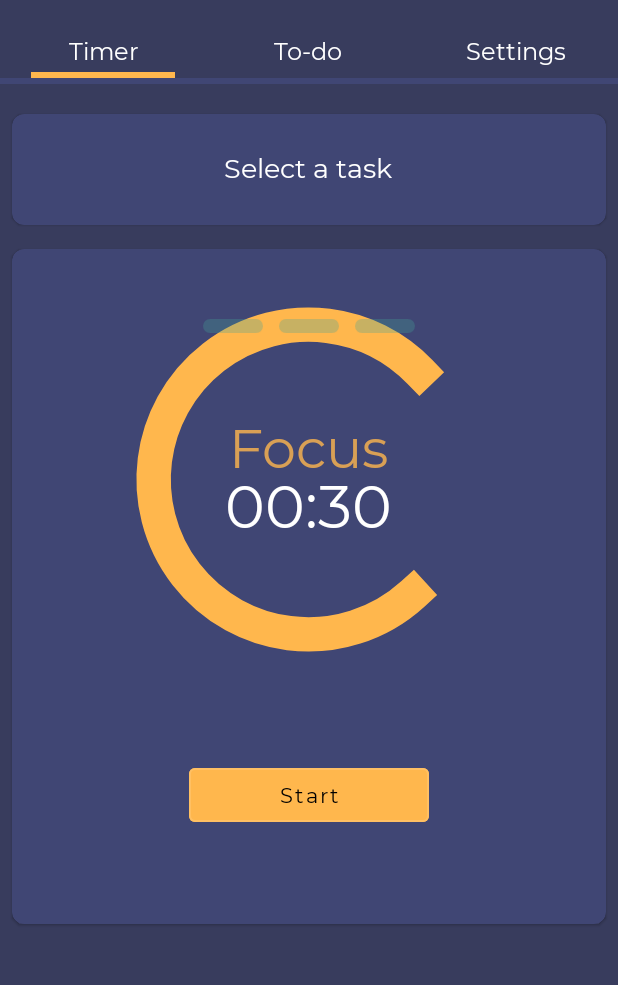
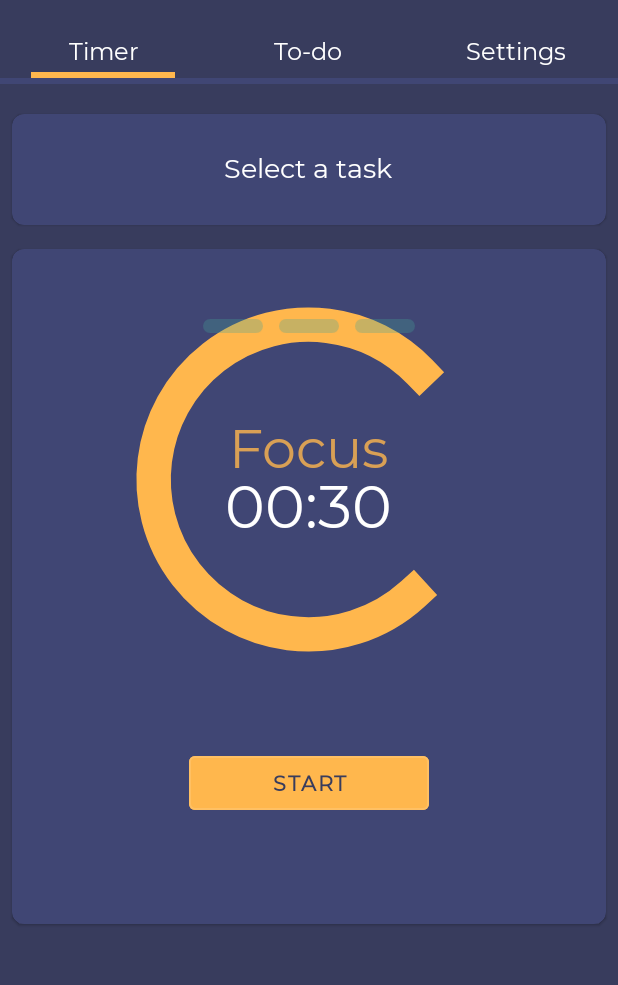
Before and after one commit to Ericwhh/Beproductiv, an Android app: the screen it shows after launch (HomeActivity), on a phone screen of 412 x 824 dp, the part 74-1059 px from its top. Run offline under Robolectric (Android 15) with nearby library versions, the phone set to English and light mode, and no system bars; our stand-ins replace Room's generated code; libraries missing offline, so code that uses them is left out: com.github.florent37.materialviewpager, com.mikhaellopez.circularprogressbar; plain views replace CircularProgressBar; 4 statements that could not run were skipped.

Commit message:
Change button style to all caps and colours to be the same, change Stop button colours, make card in timer tab have max lines

```diff
--- a/app/src/main/res/layout/fragment_timer.xml
+++ b/app/src/main/res/layout/fragment_timer.xml
@@ -54,11 +54,13 @@
                     <TextView
                         android:id="@+id/todo_name"
                         style="@style/CardHeader"
+                        android:maxLines="1"
                         android:text="Hello"
                         tool:text="Hello" />
                     <TextView
                         android:id="@+id/todo_description"
                         android:text="World\nWorld"
+                        android:maxLines="1"
                         style="@style/CardSubHeader"
                         tool:text="World\nWorld" />
 
@@ -155,29 +157,34 @@
                     android:layout_width="wrap_content"
                     android:layout_height="110dp"
                     android:orientation="vertical"
+                    android:layout_marginBottom="8dp"
                     android:layout_centerHorizontal="true"
                     android:layout_alignParentBottom="true">
                     <Button
                         android:id="@+id/startButton"
                         android:text="@string/start"
                         style="@style/ButtonPrimary"
+                        android:textFontWeight="600"
                         />
                     <Button
                         android:id="@+id/resumeButton"
                         android:text="@string/resume"
                         android:visibility="gone"
+                        android:textFontWeight="600"
                         style="@style/ButtonPrimary" />
 
                     <Button
                         android:id="@+id/pauseButton"
                         android:text="@string/pause"
                         android:visibility="gone"
+                        android:textFontWeight="600"
                         style="@style/ButtonPrimary"/>
                     <Button
                         android:id="@+id/stopButton"
                         android:text="@string/stop"
                         android:visibility="gone"
-                        style="@style/ButtonPrimary"/>
+                        android:textFontWeight="600"
+                        style="@style/ButtonSecondary"/>
                 </LinearLayout>
             </RelativeLayout>
         </com.google.android.material.card.MaterialCardView>
--- a/app/src/main/res/layout/fragment_todo_card.xml
+++ b/app/src/main/res/layout/fragment_todo_card.xml
@@ -97,17 +97,13 @@
                     android:text="@string/label_select_task" />
 
                 <com.google.android.material.button.MaterialButton
-                    style="@style/ButtonPrimary"
+                    style="@style/ButtonSecondary"
                     android:id="@+id/btnCompleteTodo"
                     android:layout_width="0dp"
                     android:layout_weight="1"
                     android:layout_marginHorizontal="8dp"
                     android:layout_marginStart="8dp"
                     android:layout_marginEnd="0dp"
-                    android:textColor="@color/primary"
-                    android:backgroundTint="@color/background"
-                    app:strokeColor="@color/background"
-                    android:textAllCaps="true"
                     android:textFontWeight="600"
                     android:text="@string/label_complete" />
             </LinearLayout>
--- a/app/src/main/res/values/styles.xml
+++ b/app/src/main/res/values/styles.xml
@@ -62,7 +62,7 @@
         <item name="android:layout_width">wrap_content</item>
         <item name="android:layout_height">wrap_content</item>
         <item name="android:textAppearance">?attr/textAppearanceListItem</item>
-        <item name="android:ellipsize">marquee</item>
+        <item name="android:ellipsize">end</item>
         <item name="singleLine">true</item>
     </style>
 
@@ -106,21 +106,27 @@
         <item name="android:textSize">16sp</item>
     </style>
 
-    <style name="ButtonPrimary" parent="Widget.MaterialComponents.Button.OutlinedButton">
+    <style name="ButtonDefault" parent="Widget.MaterialComponents.Button.OutlinedButton">
         <item name="android:layout_height">wrap_content</item>
         <item name="android:layout_width">160dp</item>
+        <item name="rippleColor">#40000000</item>
+    </style>
+
+    <style name="ButtonPrimary" parent="ButtonDefault">
         <item name="android:backgroundTint">@color/primary</item>
+        <item name="android:textColor">@color/background</item>
+    </style>
 
-        <item name="android:textColor">@color/onPrimary</item>
-        <item name="android:textAllCaps">false</item>
-        <item name="rippleColor">#40000000</item>
+    <style name="ButtonSecondary" parent="ButtonDefault">
+        <item name="android:backgroundTint">@color/background</item>
+        <item name="android:textColor">@color/primary</item>'
+        <item name="strokeColor">@color/background</item>
     </style>
 
     <style name="ButtonDark" parent="Widget.MaterialComponents.Button.TextButton">
         <item name="android:layout_height">wrap_content</item>
         <item name="android:backgroundTint">@color/background</item>
         <item name="android:textColor">@color/onBackgroundText</item>
-        <item name="android:textAllCaps">false</item>
     </style>
 
     <style name="IconButton">
```
